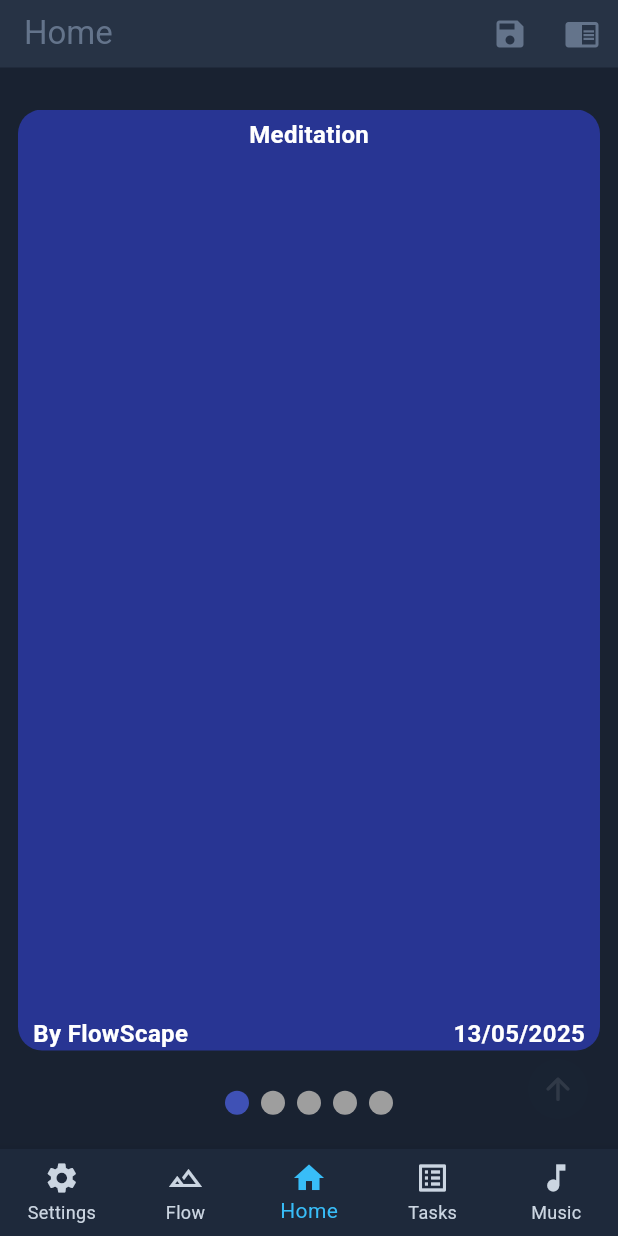
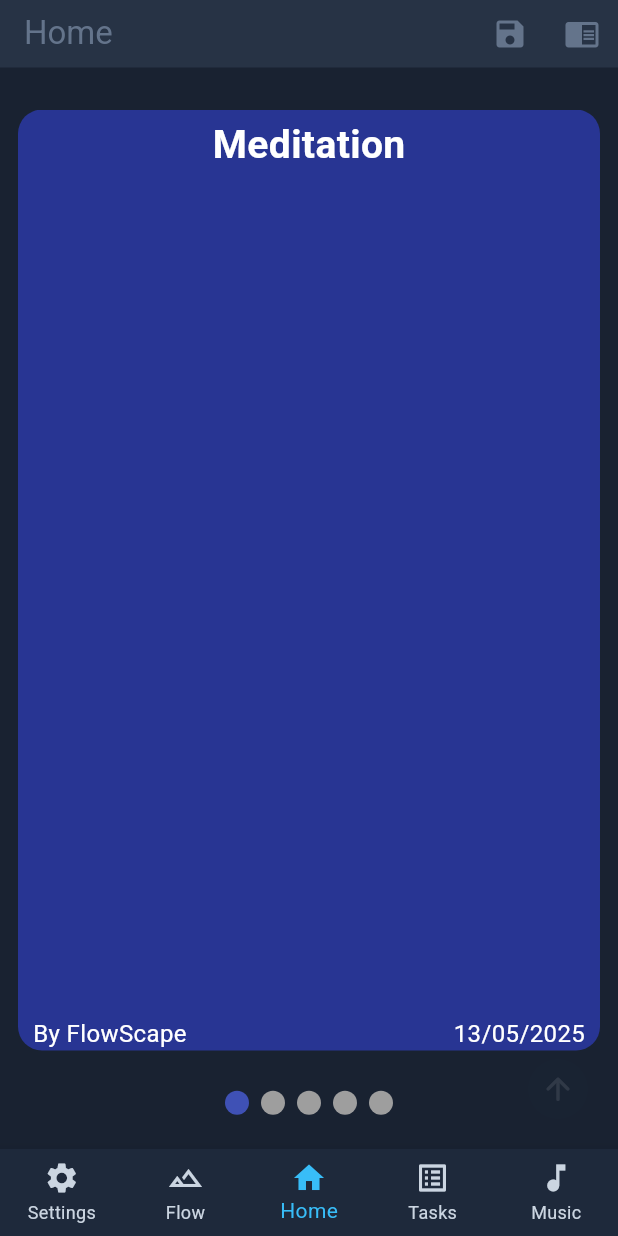
Before and after one commit to Ido-Badash/Flowscape, a Flutter app: the screen it shows after launch, scrolled down 576 dp, on a phone screen of 412 x 824 dp. Run offline on Flutter 3.47's test engine with Material 3 defaults, Android fonts, the phone set to English and light mode, and no system bars; drawn by our look-alikes of smooth_page_indicator.

Commit message:
🏸🏹 Refactor ClassicHeadFrame to use HeadFrameMixin for improved text handling; update text rendering methods for better clarity and consistency.

```diff
--- a/lib/features/home/screens/scapes/scape_frames/head_frames/classic_head_frame.dart
+++ b/lib/features/home/screens/scapes/scape_frames/head_frames/classic_head_frame.dart
@@ -1,8 +1,8 @@
 import 'package:flutter/material.dart';
-import 'head_frame.dart';
+import 'head_frame_mixin.dart';
 
 /// Frame for the child in ScapePage class
-class ClassicHeadFrame extends StatelessWidget with HeadFrame {
+class ClassicHeadFrame extends StatelessWidget with HeadFrameMixin {
   final String? title;
   final String? creator;
   final String? date;
@@ -10,9 +10,9 @@ class ClassicHeadFrame extends StatelessWidget with HeadFrame {
 
   const ClassicHeadFrame({
     super.key,
-    this.creator = "Unknown Creator",
-    this.date = "Unknown Date",
-    this.title = "Untitled",
+    this.creator,
+    this.date,
+    this.title,
     this.child = const SizedBox.shrink(),
   });
 
@@ -22,16 +22,16 @@ class ClassicHeadFrame extends StatelessWidget with HeadFrame {
       alignment: AlignmentDirectional.topCenter,
       children: [
         child,
-        Positioned(top: 5, child: textBlueprint(title, nullText: "Untitled")),
+        Positioned(top: 5, child: titleTextBlueprint(title, "Untitled")),
         Positioned(
           bottom: 0,
           left: 10,
-          child: textBlueprint(creator, nullText: "Unknown Creator"),
+          child: textBlueprint(creator, "Unknown Creator"),
         ),
         Positioned(
           bottom: 0,
           right: 10,
-          child: textBlueprint(date, nullText: "Unknown Date"),
+          child: textBlueprint(date, "Unknown Date"),
         ),
       ],
     );
--- a/lib/features/home/screens/scapes/scape_frames/head_frames/head_frame.dart
+++ b/lib/features/home/screens/scapes/scape_frames/head_frames/head_frame_mixin.dart
@@ -1,23 +1,22 @@
 import 'package:flutter/material.dart';
 
-mixin HeadFrame {
-  Widget textBlueprint(String? text, {String nullText = "Unknown Text"}) {
+mixin HeadFrameMixin {
+  Widget textBlueprint(String? text, [String? nullText = "Unknown String"]) {
     return Text(
-      text ?? nullText,
+      text ?? nullText ?? "Unknown Text",
       style: const TextStyle(
         color: Colors.white,
         fontSize: 16,
-        fontWeight: FontWeight.bold,
       ),
     );
   }
 
-  Widget titleTextBlueprint(String? text, {String nullText = "Unknown Text"}) {
+  Widget titleTextBlueprint(String? text, [String? nullText = "Unknown String"]) {
     return Text(
-      text ?? nullText,
+      text ?? nullText ?? "Unknown Title",
       style: const TextStyle(
         color: Colors.white,
-        fontSize: 22,
+        fontSize: 26,
         fontWeight: FontWeight.bold,
       ),
     );
```
